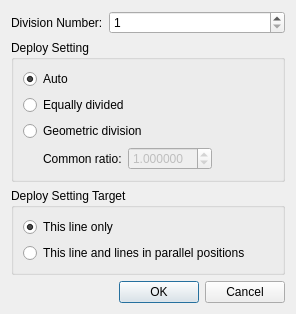
This is libs/gridcreatingcondition/laplace/gridcreatingconditionlaplacedivisionsettingdialog.ui in i-RIC/prepost-gui as Qt 5 draws it before an edit. The edited form follows.
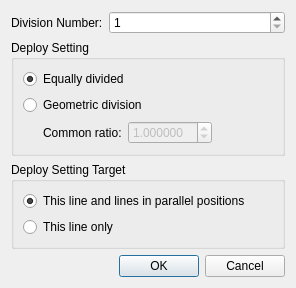
This is the edited form. Icons and pictures are not drawn. Custom widgets are drawn as their Qt base class.

Commit message: Improvement: Deploy setting dialog improvement

The edit to the form file:
```diff
--- a/libs/gridcreatingcondition/laplace/gridcreatingconditionlaplacedivisionsettingdialog.ui
+++ b/libs/gridcreatingcondition/laplace/gridcreatingconditionlaplacedivisionsettingdialog.ui
@@ -41,23 +41,13 @@
       <string>Deploy Setting</string>
      </property>
      <layout class="QVBoxLayout" name="verticalLayout">
-      <item>
-       <widget class="QRadioButton" name="autoRadioButton">
-        <property name="text">
-         <string>Auto</string>
-        </property>
-        <property name="checked">
-         <bool>true</bool>
-        </property>
-       </widget>
-      </item>
       <item>
        <widget class="QRadioButton" name="equalRadioButton">
         <property name="text">
          <string>Equally divided</string>
         </property>
         <property name="checked">
-         <bool>false</bool>
+         <bool>true</bool>
         </property>
        </widget>
       </item>
@@ -136,16 +126,6 @@
       <string>Deploy Setting Target</string>
      </property>
      <layout class="QVBoxLayout" name="verticalLayout_2">
-      <item>
-       <widget class="QRadioButton" name="thisOnlyRadioButton">
-        <property name="text">
-         <string>This line only</string>
-        </property>
-        <property name="checked">
-         <bool>true</bool>
-        </property>
-       </widget>
-      </item>
       <item>
        <layout class="QHBoxLayout" name="horizontalLayout_3">
         <item>
@@ -154,7 +134,7 @@
            <string>This line and lines in parallel positions</string>
           </property>
           <property name="checked">
-           <bool>false</bool>
+           <bool>true</bool>
           </property>
          </widget>
         </item>
@@ -186,6 +166,13 @@
         </item>
        </layout>
       </item>
+      <item>
+       <widget class="QRadioButton" name="thisOnlyRadioButton">
+        <property name="text">
+         <string>This line only</string>
+        </property>
+       </widget>
+      </item>
      </layout>
     </widget>
    </item>
```
The commit also changes 1 other file.
